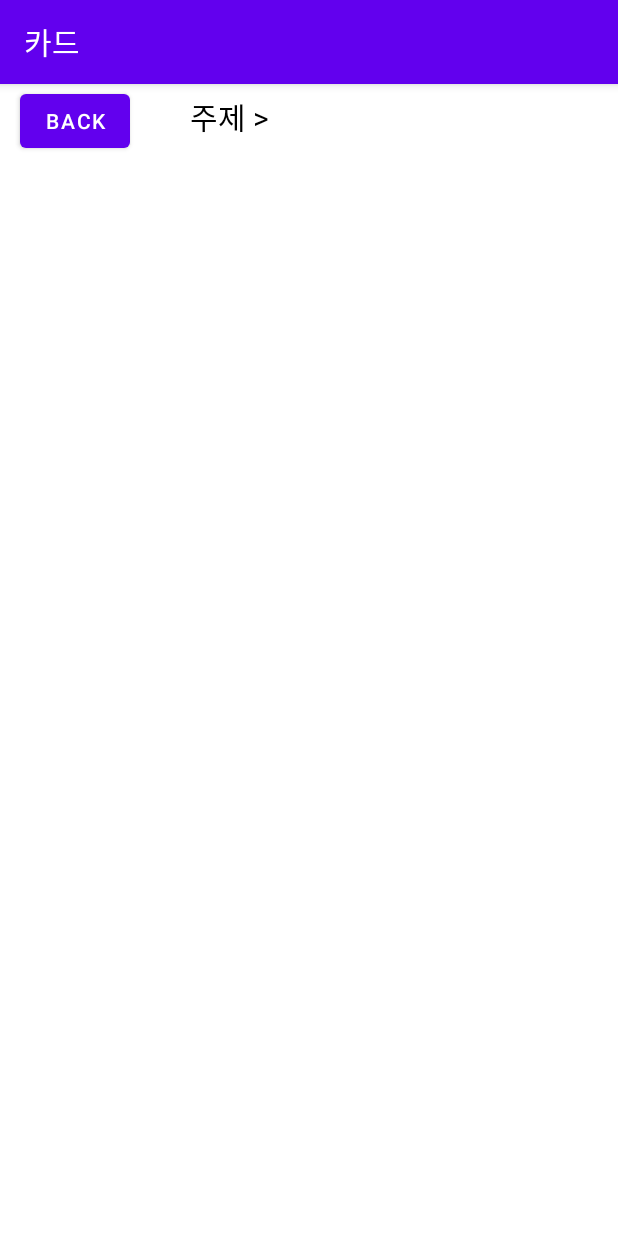
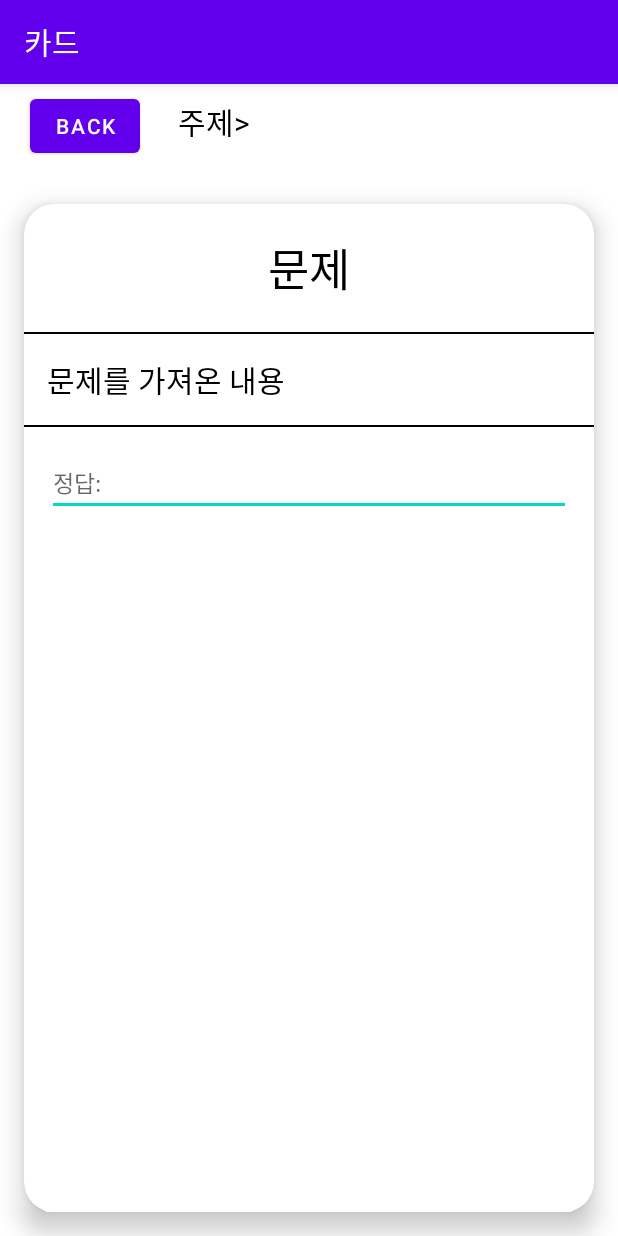
Before and after one commit to hyeonmin504/flash_card, an Android app: the Card screen opened directly, with no data from a screen before it, on a phone screen of 412 x 824 dp. Run offline under Robolectric (Android 15) with nearby library versions, the phone set to English and light mode, and no system bars.

Commit message:
update Card

```diff
--- a/app/build.gradle
+++ b/app/build.gradle
@@ -29,10 +29,12 @@ android {
 }
 
 dependencies {
-
     implementation 'androidx.appcompat:appcompat:1.6.1'
     implementation 'com.google.android.material:material:1.8.0'
     implementation 'androidx.constraintlayout:constraintlayout:2.1.4'
+
+    implementation 'androidx.cardview:cardview:1.0.0'
+
     testImplementation 'junit:junit:4.13.2'
     androidTestImplementation 'androidx.test.ext:junit:1.1.5'
     androidTestImplementation 'androidx.test.espresso:espresso-core:3.5.1'
--- a/app/src/main/java/com/example/flash_card/Card.java
+++ b/app/src/main/java/com/example/flash_card/Card.java
@@ -1,16 +1,31 @@
 package com.example.flash_card;
 
 import androidx.appcompat.app.AppCompatActivity;
+import androidx.cardview.widget.CardView;
 
+import android.animation.AnimatorInflater;
+import android.animation.AnimatorSet;
 import android.content.Intent;
 import android.os.Bundle;
 import android.view.View;
+import android.view.animation.AccelerateDecelerateInterpolator;
 import android.widget.Button;
+import android.widget.EditText;
+import android.widget.LinearLayout;
 import android.widget.TextView;
+import android.widget.Toast;
 
 public class Card extends AppCompatActivity {
     TextView textView;
+    TextView tv_quest;
+    EditText et_answer;
+    TextView tv_answer;
     Button btn_back;
+    CardView cardView;
+    private LinearLayout frontCardView;
+    private LinearLayout backCardView;
+    private AnimatorSet flipCardAnimator;
+    private boolean isFrontSide = true;
 
     @Override
     protected void onCreate(Bundle savedInstanceState) {
@@ -19,14 +34,62 @@ public class Card extends AppCompatActivity {
 
         setTitle("카드");
 
-        textView = (TextView)findViewById(R.id.textView);
-        btn_back = (Button)findViewById(R.id.btn_back);
+        cardView = findViewById(R.id.cardView);
+        frontCardView = findViewById(R.id.frontCardView);
+        backCardView = findViewById(R.id.backCardView);
+
+        // 애니메이션 로드
+        flipCardAnimator = (AnimatorSet) AnimatorInflater.loadAnimator(this, R.animator.card_flip);
+
+        textView = findViewById(R.id.textView);
+        tv_quest = findViewById(R.id.tv_quest); // 문제
+        et_answer = findViewById(R.id.et_answer); // 내 정답
+        tv_answer = findViewById(R.id.tv_answer); // 진짜 정답
+        btn_back = findViewById(R.id.btn_back);
+
+        cardView.setOnClickListener(new View.OnClickListener() {
+            @Override
+            public void onClick(View v) {
+                if (isFrontSide) {
+                    flipCardAnimator.setTarget(cardView); // 카드뷰에 애니메이션 적용
+                    flipCardAnimator.setInterpolator(new AccelerateDecelerateInterpolator());
+                    flipCardAnimator.start();
+                    isFrontSide = false;
+                    frontCardView.setVisibility(View.GONE); // 앞면 숨김
+                    backCardView.setVisibility(View.VISIBLE); // 뒷면 표시
+
+                    // 정답 비교ㅇ
+                    String userAnswer = et_answer.getText().toString();
+                    String correctAnswer = tv_answer.getText().toString();
+
+                    if (userAnswer.equals(correctAnswer)) {
+                        Toast.makeText(Card.this, "맞았습니다!", Toast.LENGTH_SHORT).show();
+                    } else {
+                        Toast.makeText(Card.this, "틀렸습니다!", Toast.LENGTH_SHORT).show();
+                    }
+                } else {
+                    flipCardAnimator.setTarget(cardView); // 카드뷰에 애니메이션 적용
+                    flipCardAnimator.setInterpolator(new AccelerateDecelerateInterpolator());
+                    flipCardAnimator.start();
+                    isFrontSide = true;
+                    frontCardView.setVisibility(View.VISIBLE); // 앞면 표시
+                    backCardView.setVisibility(View.GONE); // 뒷면 숨김
+                }
+            }
+        });
 
         Intent intent = getIntent();
         String selectedItem = intent.getStringExtra("selectedItem");
         // 선택된 항목 데이터를 사용하여 필요한 동작 수행
         // 예를 들어, 선택된 항목 데이터를 TextView에 설정하는 경우:
         textView.setText(selectedItem);
+
+        // 문제와 정답을 가져와서 해당 뷰에 설정
+        String question = getQuestionFromDatabase(); // 데이터베이스에서 문제 가져오기
+        String answer = getAnswerFromDatabase(); // 데이터베이스에서 정답 가져오기
+
+        tv_quest.setText(question);
+        tv_answer.setText(answer);
 
         btn_back.setOnClickListener(new View.OnClickListener() {
             @Override
@@ -35,4 +98,16 @@ public class Card extends AppCompatActivity {
             }
         });
     }
+
+    private String getQuestionFromDatabase() {
+        // 데이터베이스에서 문제를 가져오는 로직 작성
+        // 가져온 문제를 문자열로 반환
+        return "문제를 가져온 내용";
+    }
+
+    private String getAnswerFromDatabase() {
+        // 데이터베이스에서 정답을 가져오는 로직 작성
+        // 가져온 정답을 문자열로 반환
+        return "answer";
+    }
 }
--- /dev/null
+++ b/app/src/main/res/animator/card_flip.xml
@@ -0,0 +1,17 @@
+<?xml version="1.0" encoding="utf-8"?>
+<set xmlns:android="http://schemas.android.com/apk/res/android">
+    <objectAnimator
+        android:valueFrom="0"
+        android:valueTo="90"
+        android:propertyName="rotationY"
+        android:duration="250"
+        android:startOffset="0"
+        android:interpolator="@android:anim/accelerate_decelerate_interpolator"/>
+    <objectAnimator
+        android:valueFrom="-90"
+        android:valueTo="0"
+        android:propertyName="rotationY"
+        android:duration="250"
+        android:startOffset="250"
+        android:interpolator="@android:anim/accelerate_decelerate_interpolator"/>
+</set>
--- a/app/src/main/res/layout/activity_card.xml
+++ b/app/src/main/res/layout/activity_card.xml
@@ -3,30 +3,30 @@
     xmlns:tools="http://schemas.android.com/tools"
     android:layout_width="match_parent"
     android:layout_height="match_parent"
+    xmlns:app="http://schemas.android.com/apk/res-auto"
     tools:context=".MainActivity"
     android:layout_weight="1"
     android:orientation="vertical">
 
     <LinearLayout
         android:layout_width="match_parent"
-        android:layout_height="match_parent"
+        android:layout_height="64dp"
         android:orientation="horizontal">
 
         <Button
             android:id="@+id/btn_back"
             android:layout_width="73dp"
             android:layout_height="wrap_content"
-            android:layout_marginLeft="20px"
+            android:layout_marginLeft="20dp"
             android:text="back"
-
-            android:textColor="#ffffff"/>
+            android:textColor="#ffffff" />
 
         <TextView
             android:layout_width="wrap_content"
             android:layout_height="50dp"
-            android:layout_marginLeft="50px"
-            android:padding="10px"
-            android:text="주제 >"
+            android:layout_marginLeft="15dp"
+            android:padding="10dp"
+            android:text="주제>"
             android:textColor="#000000"
             android:textSize="20dp" />
 
@@ -34,12 +34,102 @@
             android:id="@+id/textView"
             android:layout_width="wrap_content"
             android:layout_height="wrap_content"
-            android:layout_marginLeft="10px"
-            android:padding="10px"
+            android:layout_marginLeft="5dp"
+            android:padding="10dp"
             android:textColor="#000000"
             android:textSize="19dp" />
 
     </LinearLayout>
 
+    <androidx.cardview.widget.CardView
+        android:layout_width="match_parent"
+        android:layout_height="match_parent"
+        app:cardCornerRadius="20dp"
+        app:cardElevation="10dp"
+        android:layout_margin="16dp"
+        android:foreground="?android:attr/selectableItemBackground"
+        android:focusable="true"
+        android:clickable="true"
+        android:id="@+id/cardView">
 
+        <LinearLayout
+            android:id="@+id/frontCardView"
+            android:layout_width="match_parent"
+            android:layout_height="match_parent"
+            android:orientation="vertical">
+
+            <TextView
+                android:layout_width="wrap_content"
+                android:layout_height="wrap_content"
+                android:layout_gravity="center"
+                android:layout_marginTop="20dp"
+                android:layout_marginBottom="20dp"
+                android:text="문제"
+                android:textColor="#000000"
+                android:textSize="30dp" />
+
+            <View
+                android:layout_width="match_parent"
+                android:layout_height="1dp"
+                android:background="@android:color/black"
+                android:layout_centerVertical="true" />
+
+            <TextView
+                android:id="@+id/tv_quest"
+                android:layout_width="match_parent"
+                android:layout_height="wrap_content"
+                android:layout_margin="15dp"
+                android:textColor="#000000"
+                android:textSize="20dp" />
+
+            <View
+                android:layout_width="match_parent"
+                android:layout_height="1dp"
+                android:background="@android:color/black"
+                android:layout_centerVertical="true" />
+
+            <EditText
+                android:id="@+id/et_answer"
+                android:layout_width="match_parent"
+                android:layout_height="wrap_content"
+                android:layout_margin="15dp"
+                android:textSize="15dp"
+                android:textColor="#000000"
+                android:hint="정답:"/>
+
+        </LinearLayout>
+
+        <LinearLayout
+            android:id="@+id/backCardView"
+            android:layout_width="match_parent"
+            android:layout_height="match_parent"
+            android:orientation="vertical"
+            android:visibility="gone">
+
+            <TextView
+                android:layout_width="wrap_content"
+                android:layout_height="wrap_content"
+                android:layout_gravity="center"
+                android:layout_marginTop="20dp"
+                android:layout_marginBottom="20dp"
+                android:text="정답"
+                android:textColor="#000000"
+                android:textSize="30dp" />
+
+            <View
+                android:layout_width="match_parent"
+                android:layout_height="1dp"
+                android:background="@android:color/black"
+                android:layout_centerVertical="true" />
+
+            <TextView
+                android:id="@+id/tv_answer"
+                android:layout_width="match_parent"
+                android:layout_height="match_parent"
+                android:layout_margin="15dp"
+                android:textSize="25dp"
+                android:textColor="#000000"/>
+
+        </LinearLayout>
+    </androidx.cardview.widget.CardView>
 </LinearLayout>
--- a/app/src/main/res/layout/activity_made_card.xml
+++ b/app/src/main/res/layout/activity_made_card.xml
@@ -149,7 +149,7 @@
             android:text="퀴즈 게임"
             android:textSize="17dp"
             android:layout_margin="1px"
-            android:layout_weight = "2"/>
+            android:layout_weight = "1"/>
 
         <Button
             android:id="@+id/btn_review"
```
